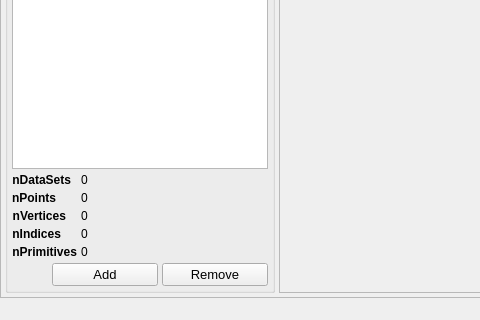
The window that src/gui/uchroma.ui (trisyoungs/uchroma) describes before a commit, drawn with Qt 5; both pictures show x 0 to 480 and y 344 to 664 of the 947 by 664 pixel window.
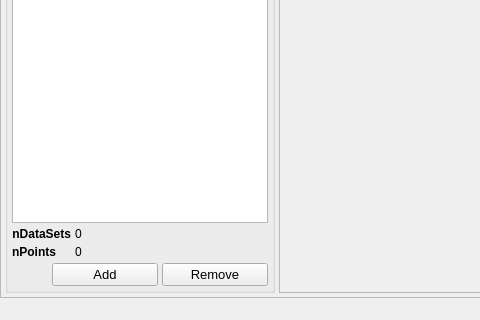
The same window after the commit. Icons and pictures are not drawn. Custom widgets are drawn as their Qt base class.

```diff
--- a/src/gui/uchroma.ui
+++ b/src/gui/uchroma.ui
@@ -394,170 +394,6 @@
                  <property name="fieldGrowthPolicy">
                   <enum>QFormLayout::AllNonFixedFieldsGrow</enum>
                  </property>
-                 <item row="1" column="1">
-                  <widget class="QLabel" name="CollectionNPointsLabel">
-                   <property name="sizePolicy">
-                    <sizepolicy hsizetype="Minimum" vsizetype="Preferred">
-                     <horstretch>0</horstretch>
-                     <verstretch>0</verstretch>
-                    </sizepolicy>
-                   </property>
-                   <property name="font">
-                    <font>
-                     <pointsize>9</pointsize>
-                    </font>
-                   </property>
-                   <property name="text">
-                    <string>0</string>
-                   </property>
-                  </widget>
-                 </item>
-                 <item row="2" column="0">
-                  <widget class="QLabel" name="label_3">
-                   <property name="sizePolicy">
-                    <sizepolicy hsizetype="Minimum" vsizetype="Preferred">
-                     <horstretch>0</horstretch>
-                     <verstretch>0</verstretch>
-                    </sizepolicy>
-                   </property>
-                   <property name="font">
-                    <font>
-                     <pointsize>9</pointsize>
-                     <weight>75</weight>
-                     <bold>true</bold>
-                    </font>
-                   </property>
-                   <property name="text">
-                    <string>nVertices</string>
-                   </property>
-                   <property name="alignment">
-                    <set>Qt::AlignRight|Qt::AlignTrailing|Qt::AlignVCenter</set>
-                   </property>
-                  </widget>
-                 </item>
-                 <item row="2" column="1">
-                  <widget class="QLabel" name="CollectionNVerticesLabel">
-                   <property name="sizePolicy">
-                    <sizepolicy hsizetype="Minimum" vsizetype="Preferred">
-                     <horstretch>0</horstretch>
-                     <verstretch>0</verstretch>
-                    </sizepolicy>
-                   </property>
-                   <property name="font">
-                    <font>
-                     <pointsize>9</pointsize>
-                    </font>
-                   </property>
-                   <property name="text">
-                    <string>0</string>
-                   </property>
-                  </widget>
-                 </item>
-                 <item row="3" column="0">
-                  <widget class="QLabel" name="label_4">
-                   <property name="sizePolicy">
-                    <sizepolicy hsizetype="Minimum" vsizetype="Preferred">
-                     <horstretch>0</horstretch>
-                     <verstretch>0</verstretch>
-                    </sizepolicy>
-                   </property>
-                   <property name="font">
-                    <font>
-                     <pointsize>9</pointsize>
-                     <weight>75</weight>
-                     <bold>true</bold>
-                    </font>
-                   </property>
-                   <property name="text">
-                    <string>nIndices</string>
-                   </property>
-                   <property name="alignment">
-                    <set>Qt::AlignRight|Qt::AlignTrailing|Qt::AlignVCenter</set>
-                   </property>
-                  </widget>
-                 </item>
-                 <item row="3" column="1">
-                  <widget class="QLabel" name="CollectionNIndicesLabel">
-                   <property name="sizePolicy">
-                    <sizepolicy hsizetype="Minimum" vsizetype="Preferred">
-                     <horstretch>0</horstretch>
-                     <verstretch>0</verstretch>
-                    </sizepolicy>
-                   </property>
-                   <property name="font">
-                    <font>
-                     <pointsize>9</pointsize>
-                    </font>
-                   </property>
-                   <property name="text">
-                    <string>0</string>
-                   </property>
-                  </widget>
-                 </item>
-                 <item row="4" column="0">
-                  <widget class="QLabel" name="label_5">
-                   <property name="sizePolicy">
-                    <sizepolicy hsizetype="Minimum" vsizetype="Preferred">
-                     <horstretch>0</horstretch>
-                     <verstretch>0</verstretch>
-                    </sizepolicy>
-                   </property>
-                   <property name="font">
-                    <font>
-                     <pointsize>9</pointsize>
-                     <weight>75</weight>
-                     <bold>true</bold>
-                    </font>
-                   </property>
-                   <property name="text">
-                    <string>nPrimitives</string>
-                   </property>
-                   <property name="alignment">
-                    <set>Qt::AlignRight|Qt::AlignTrailing|Qt::AlignVCenter</set>
-                   </property>
-                  </widget>
-                 </item>
-                 <item row="4" column="1">
-                  <widget class="QLabel" name="CollectionNPrimitivesLabel">
-                   <property name="sizePolicy">
-                    <sizepolicy hsizetype="Minimum" vsizetype="Preferred">
-                     <horstretch>0</horstretch>
-                     <verstretch>0</verstretch>
-                    </sizepolicy>
-                   </property>
-                   <property name="font">
-                    <font>
-                     <pointsize>9</pointsize>
-                    </font>
-                   </property>
-                   <property name="text">
-                    <string>0</string>
-                   </property>
-                  </widget>
-                 </item>
-                 <item row="1" column="0">
-                  <widget class="QLabel" name="label">
-                   <property name="sizePolicy">
-                    <sizepolicy hsizetype="Minimum" vsizetype="Preferred">
-                     <horstretch>0</horstretch>
-                     <verstretch>0</verstretch>
-                    </sizepolicy>
-                   </property>
-                   <property name="font">
-                    <font>
-                     <pointsize>9</pointsize>
-                     <weight>75</weight>
-                     <bold>true</bold>
-                    </font>
-                   </property>
-                   <property name="text">
-                    <string>nPoints</string>
-                   </property>
-                   <property name="alignment">
-                    <set>Qt::AlignRight|Qt::AlignTrailing|Qt::AlignVCenter</set>
-                   </property>
-                  </widget>
-                 </item>
                  <item row="0" column="0">
                   <widget class="QLabel" name="label_6">
                    <property name="sizePolicy">
@@ -599,6 +435,47 @@
                    </property>
                   </widget>
                  </item>
+                 <item row="1" column="0">
+                  <widget class="QLabel" name="label">
+                   <property name="sizePolicy">
+                    <sizepolicy hsizetype="Minimum" vsizetype="Preferred">
+                     <horstretch>0</horstretch>
+                     <verstretch>0</verstretch>
+                    </sizepolicy>
+                   </property>
+                   <property name="font">
+                    <font>
+                     <pointsize>9</pointsize>
+                     <weight>75</weight>
+                     <bold>true</bold>
+                    </font>
+                   </property>
+                   <property name="text">
+                    <string>nPoints</string>
+                   </property>
+                   <property name="alignment">
+                    <set>Qt::AlignRight|Qt::AlignTrailing|Qt::AlignVCenter</set>
+                   </property>
+                  </widget>
+                 </item>
+                 <item row="1" column="1">
+                  <widget class="QLabel" name="CollectionNPointsLabel">
+                   <property name="sizePolicy">
+                    <sizepolicy hsizetype="Minimum" vsizetype="Preferred">
+                     <horstretch>0</horstretch>
+                     <verstretch>0</verstretch>
+                    </sizepolicy>
+                   </property>
+                   <property name="font">
+                    <font>
+                     <pointsize>9</pointsize>
+                    </font>
+                   </property>
+                   <property name="text">
+                    <string>0</string>
+                   </property>
+                  </widget>
+                 </item>
                 </layout>
                </item>
                <item>
@@ -741,7 +618,7 @@
      <x>0</x>
      <y>0</y>
      <width>947</width>
-     <height>23</height>
+     <height>29</height>
     </rect>
    </property>
    <widget class="QMenu" name="menuFile">
```
